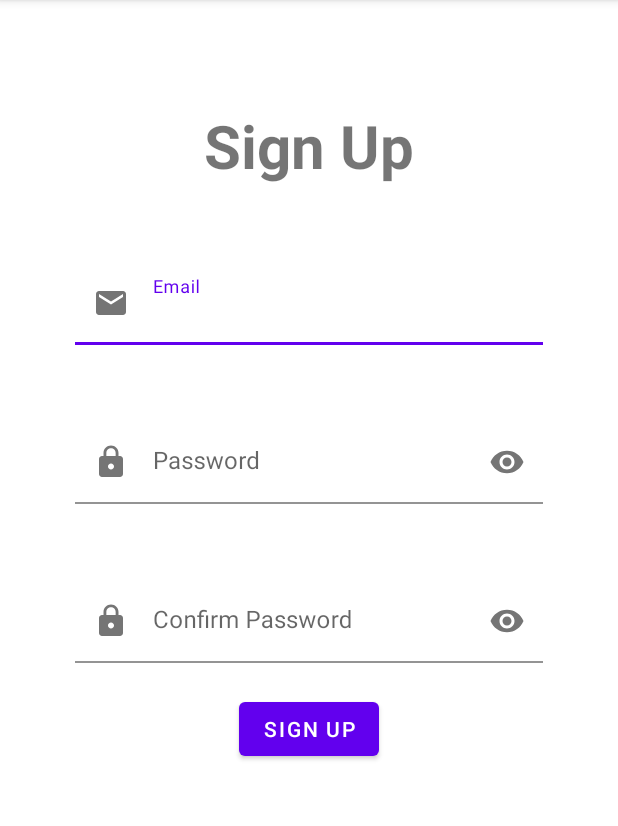
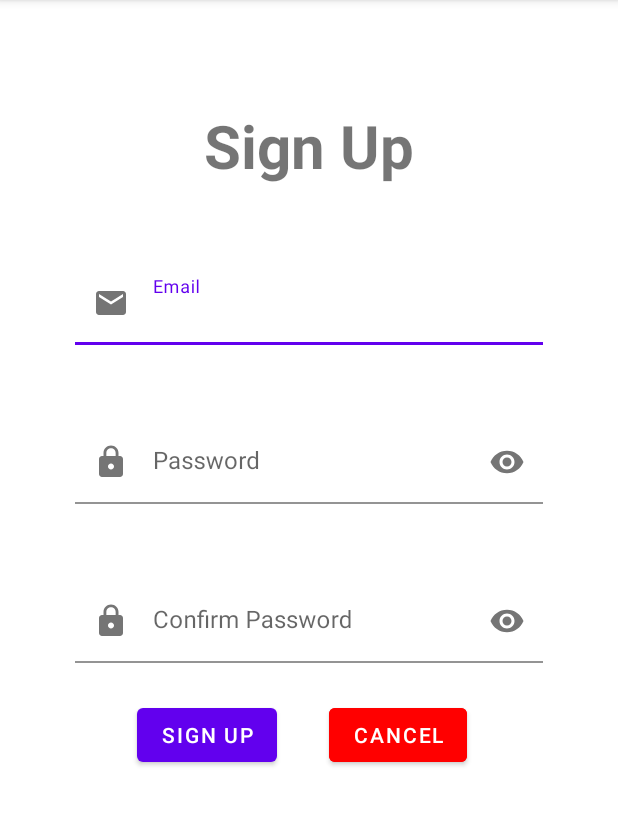
Before and after one commit to AvishkaUmesh/Kotlin-Authentication-Android-App, an Android app: the SignUpActivity screen opened directly, with no data from a screen before it, on a phone screen of 412 x 824 dp, the part 84-910 px from its top. Run offline under Robolectric (Android 15) with nearby library versions, the phone set to English and light mode, and no system bars; our stand-ins replace Firebase (no records; nobody signed in at launch, a user with empty details on screens opened directly).

Commit message:
UI/UX improvements

```diff
--- a/app/src/main/java/com/example/logintest/SignUpActivity.kt
+++ b/app/src/main/java/com/example/logintest/SignUpActivity.kt
@@ -48,6 +48,13 @@ class SignUpActivity : AppCompatActivity() {
                 }
             }
         }
+
+        binding.buttonCancel.setOnClickListener {
+            val intent = Intent(this, SignInActivity::class.java)
+            startActivity(intent)
+            //destroy current activity
+            finish()
+        }
     }
 
     private fun checkAllField(): Boolean {
--- a/app/src/main/res/layout/activity_sign_up.xml
+++ b/app/src/main/res/layout/activity_sign_up.xml
@@ -34,8 +34,8 @@
             android:layout_width="match_parent"
             android:layout_height="wrap_content"
             android:background="@color/transparent"
-            android:inputType="textEmailAddress"
-            android:hint="@string/email" />
+            android:hint="@string/email"
+            android:inputType="textEmailAddress" />
 
     </com.google.android.material.textfield.TextInputLayout>
 
@@ -57,8 +57,8 @@
             android:layout_width="match_parent"
             android:layout_height="wrap_content"
             android:background="@color/transparent"
-            android:inputType="textPassword"
-            android:hint="@string/password" />
+            android:hint="@string/password"
+            android:inputType="textPassword" />
     </com.google.android.material.textfield.TextInputLayout>
 
 
@@ -79,19 +79,31 @@
             android:layout_width="match_parent"
             android:layout_height="wrap_content"
             android:background="@color/transparent"
-            android:inputType="textPassword"
-            android:hint="@string/confirm_password" />
+            android:hint="@string/confirm_password"
+            android:inputType="textPassword" />
     </com.google.android.material.textfield.TextInputLayout>
 
     <Button
         android:id="@+id/buttonSignUp"
         android:layout_width="wrap_content"
         android:layout_height="wrap_content"
-        android:layout_marginTop="20dp"
+        android:layout_marginTop="24dp"
         android:text="@string/sign_up"
         app:layout_constraintEnd_toEndOf="parent"
-        app:layout_constraintHorizontal_bias="0.5"
+        app:layout_constraintHorizontal_bias="0.287"
         app:layout_constraintStart_toStartOf="parent"
+        app:layout_constraintTop_toBottomOf="@+id/textInputLayoutConfirmPassword" />
+
+    <Button
+        android:id="@+id/buttonCancel"
+        android:layout_width="wrap_content"
+        android:layout_height="wrap_content"
+        android:layout_marginTop="24dp"
+        android:backgroundTint="@color/red"
+        android:text="@string/cancel"
+        app:layout_constraintEnd_toEndOf="parent"
+        app:layout_constraintHorizontal_bias="0.256"
+        app:layout_constraintStart_toEndOf="@+id/buttonSignUp"
         app:layout_constraintTop_toBottomOf="@+id/textInputLayoutConfirmPassword" />
 
 
--- a/app/src/main/res/values/strings.xml
+++ b/app/src/main/res/values/strings.xml
@@ -12,4 +12,5 @@
     <string name="loading">Loading...</string>
     <string name="update">Update</string>
     <string name="delete_account">Delete Account</string>
+    <string name="cancel">Cancel</string>
 </resources>
```
Also changed, not shown: app/src/main/java/com/example/logintest/ForgotPasswordActivity.kt (+7 -0 lines), app/src/main/res/layout/activity_forgot_password.xml (+14 -2 lines).
